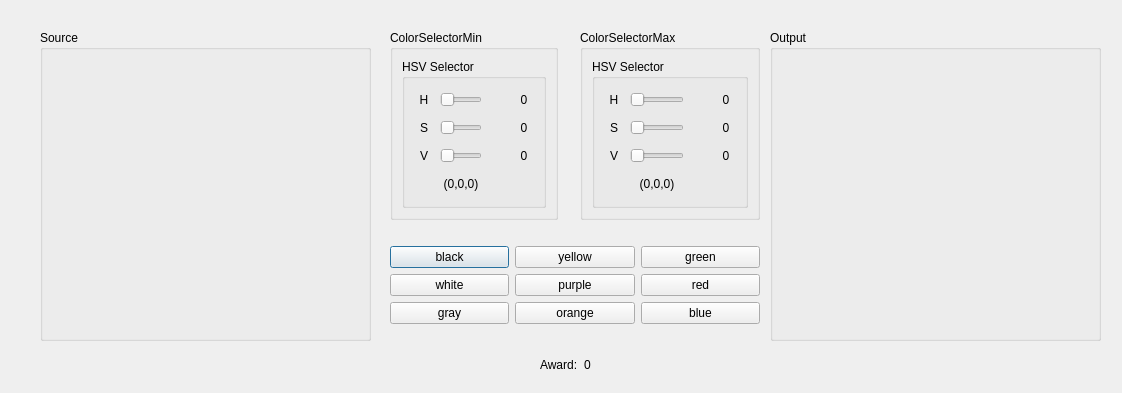
arturkwiek/ColorAreaSelector, file colorselectordlg.ui: the form before one commit.
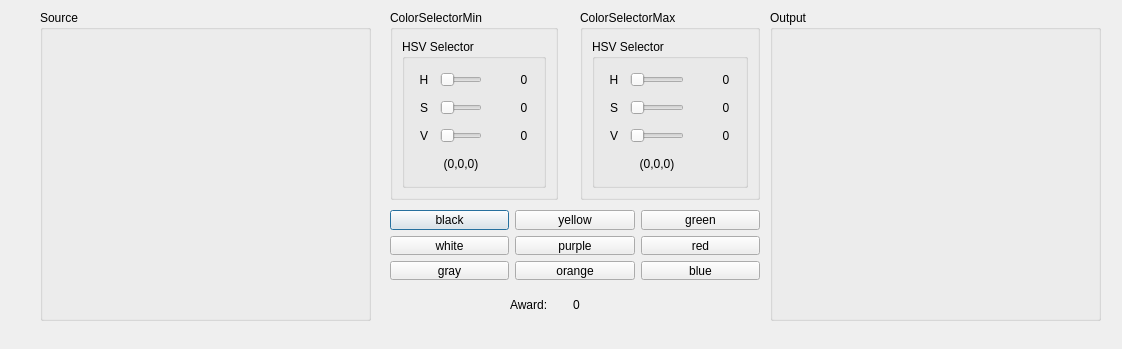
The form after the commit.

The edit to the form file:
```diff
--- a/colorselectordlg.ui
+++ b/colorselectordlg.ui
@@ -7,7 +7,7 @@
     <x>0</x>
     <y>0</y>
     <width>1122</width>
-    <height>393</height>
+    <height>349</height>
    </rect>
   </property>
   <property name="windowTitle">
@@ -17,7 +17,7 @@
    <property name="geometry">
     <rect>
      <x>40</x>
-     <y>30</y>
+     <y>10</y>
      <width>331</width>
      <height>311</height>
     </rect>
@@ -39,7 +39,7 @@
    <property name="geometry">
     <rect>
      <x>770</x>
-     <y>30</y>
+     <y>10</y>
      <width>331</width>
      <height>311</height>
     </rect>
@@ -61,7 +61,7 @@
    <property name="geometry">
     <rect>
      <x>390</x>
-     <y>30</y>
+     <y>10</y>
      <width>168</width>
      <height>190</height>
     </rect>
@@ -294,7 +294,7 @@
    <property name="geometry">
     <rect>
      <x>580</x>
-     <y>30</y>
+     <y>10</y>
      <width>180</width>
      <height>190</height>
     </rect>
@@ -526,10 +526,10 @@
   <widget class="QWidget" name="">
    <property name="geometry">
     <rect>
-     <x>540</x>
-     <y>350</y>
-     <width>81</width>
-     <height>29</height>
+     <x>510</x>
+     <y>290</y>
+     <width>120</width>
+     <height>30</height>
     </rect>
    </property>
    <layout class="QHBoxLayout" name="horizontalLayout">
@@ -553,9 +553,9 @@
    <property name="geometry">
     <rect>
      <x>390</x>
-     <y>230</y>
+     <y>210</y>
      <width>370</width>
-     <height>110</height>
+     <height>70</height>
     </rect>
    </property>
    <layout class="QGridLayout" name="gridLayout_4">
```
